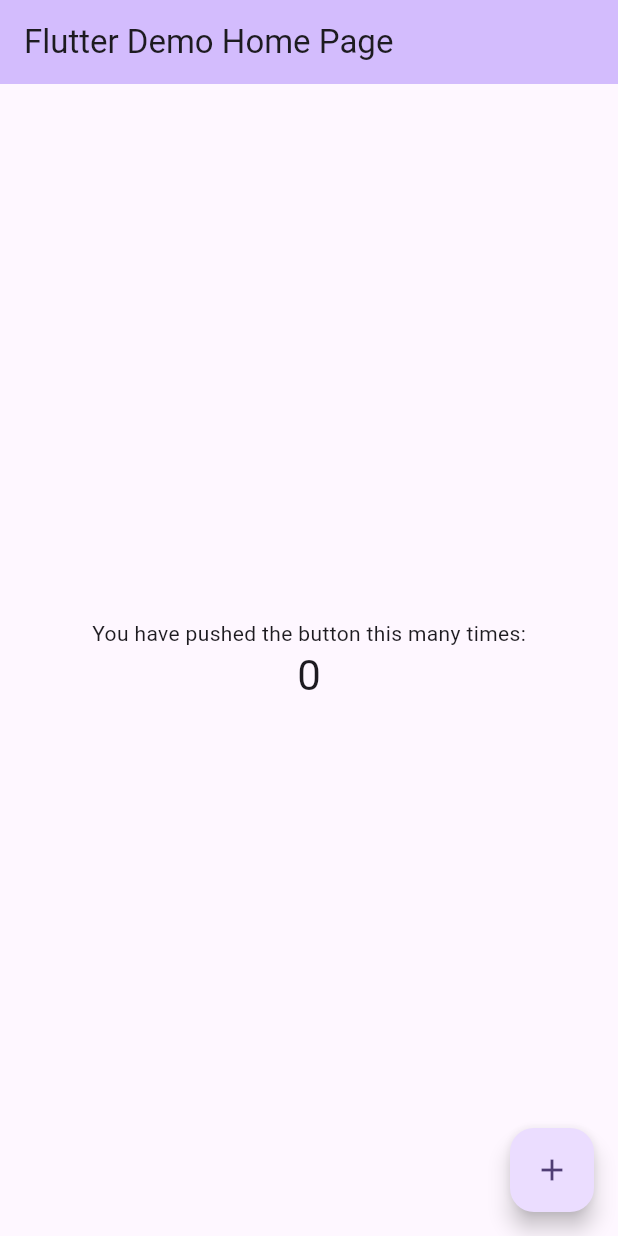
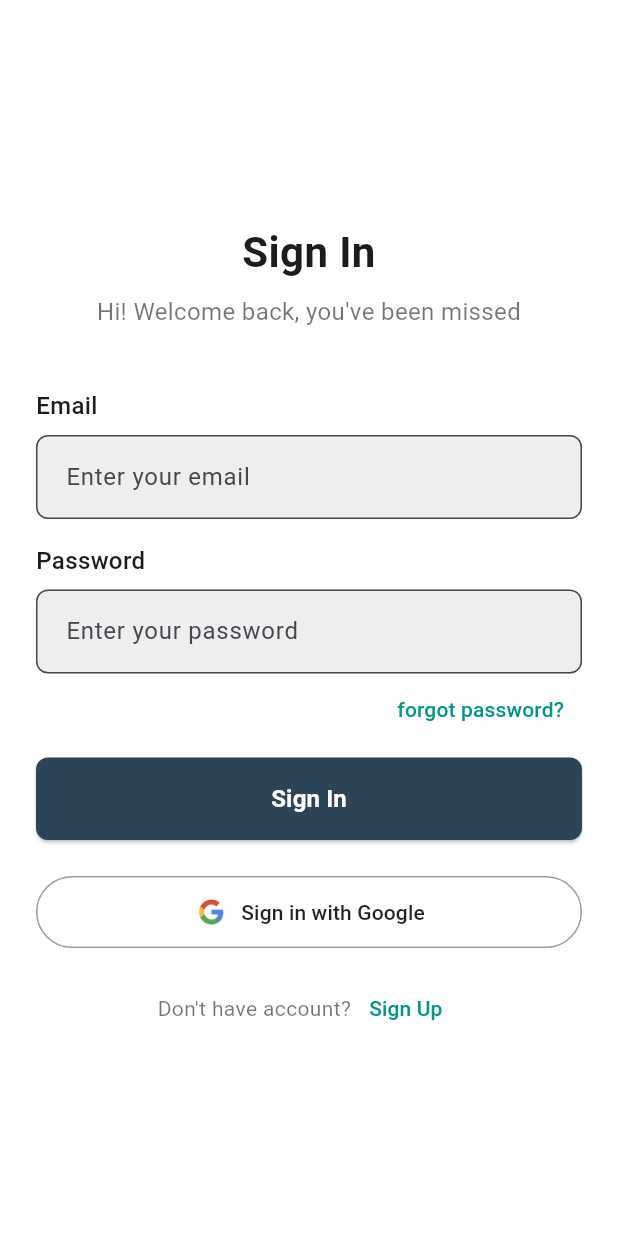
Before and after one commit to RianiDestianti/FrontEnd-BroadcastInformation, a Flutter app: the screen it shows after launch, on a phone screen of 412 x 824 dp. Run offline on Flutter 3.47's test engine with Material 3 defaults, Android fonts, the phone set to English and light mode, and no system bars.

Commit message:
adding the login layout

```diff
--- a/lib/main.dart
+++ b/lib/main.dart
@@ -1,122 +1,29 @@
 import 'package:flutter/material.dart';
+import 'screens/login.dart';
 
 void main() {
   runApp(const MyApp());
 }
 
 class MyApp extends StatelessWidget {
-  const MyApp({super.key});
+  const MyApp({Key? key}) : super(key: key);
 
-  // This widget is the root of your application.
   @override
   Widget build(BuildContext context) {
     return MaterialApp(
-      title: 'Flutter Demo',
+      debugShowCheckedModeBanner: false,
       theme: ThemeData(
-        // This is the theme of your application.
-        //
-        // TRY THIS: Try running your application with "flutter run". You'll see
-        // the application has a purple toolbar. Then, without quitting the app,
-        // try changing the seedColor in the colorScheme below to Colors.green
-        // and then invoke "hot reload" (save your changes or press the "hot
-        // reload" button in a Flutter-supported IDE, or press "r" if you used
-        // the command line to start the app).
-        //
-        // Notice that the counter didn't reset back to zero; the application
-        // state is not lost during the reload. To reset the state, use hot
-        // restart instead.
-        //
-        // This works for code too, not just values: Most code changes can be
-        // tested with just a hot reload.
-        colorScheme: ColorScheme.fromSeed(seedColor: Colors.deepPurple),
+        primarySwatch: Colors.blue,
+        inputDecorationTheme: InputDecorationTheme(
+          border: OutlineInputBorder(
+            borderRadius: BorderRadius.circular(8.0),
+            borderSide: BorderSide.none,
+          ),
+          filled: true,
+          fillColor: Colors.grey[200],
+        ),
       ),
-      home: const MyHomePage(title: 'Flutter Demo Home Page'),
+      home: const SignInPage(),
     );
   }
 }
-
-class MyHomePage extends StatefulWidget {
-  const MyHomePage({super.key, required this.title});
-
-  // This widget is the home page of your application. It is stateful, meaning
-  // that it has a State object (defined below) that contains fields that affect
-  // how it looks.
-
-  // This class is the configuration for the state. It holds the values (in this
-  // case the title) provided by the parent (in this case the App widget) and
-  // used by the build method of the State. Fields in a Widget subclass are
-  // always marked "final".
-
-  final String title;
-
-  @override
-  State<MyHomePage> createState() => _MyHomePageState();
-}
-
-class _MyHomePageState extends State<MyHomePage> {
-  int _counter = 0;
-
-  void _incrementCounter() {
-    setState(() {
-      // This call to setState tells the Flutter framework that something has
-      // changed in this State, which causes it to rerun the build method below
-      // so that the display can reflect the updated values. If we changed
-      // _counter without calling setState(), then the build method would not be
-      // called again, and so nothing would appear to happen.
-      _counter++;
-    });
-  }
-
-  @override
-  Widget build(BuildContext context) {
-    // This method is rerun every time setState is called, for instance as done
-    // by the _incrementCounter method above.
-    //
-    // The Flutter framework has been optimized to make rerunning build methods
-    // fast, so that you can just rebuild anything that needs updating rather
-    // than having to individually change instances of widgets.
-    return Scaffold(
-      appBar: AppBar(
-        // TRY THIS: Try changing the color here to a specific color (to
-        // Colors.amber, perhaps?) and trigger a hot reload to see the AppBar
-        // change color while the other colors stay the same.
-        backgroundColor: Theme.of(context).colorScheme.inversePrimary,
-        // Here we take the value from the MyHomePage object that was created by
-        // the App.build method, and use it to set our appbar title.
-        title: Text(widget.title),
-      ),
-      body: Center(
-        // Center is a layout widget. It takes a single child and positions it
-        // in the middle of the parent.
-        child: Column(
-          // Column is also a layout widget. It takes a list of children and
-          // arranges them vertically. By default, it sizes itself to fit its
-          // children horizontally, and tries to be as tall as its parent.
-          //
-          // Column has various properties to control how it sizes itself and
-          // how it positions its children. Here we use mainAxisAlignment to
-          // center the children vertically; the main axis here is the vertical
-          // axis because Columns are vertical (the cross axis would be
-          // horizontal).
-          //
-          // TRY THIS: Invoke "debug painting" (choose the "Toggle Debug Paint"
-          // action in the IDE, or press "p" in the console), to see the
-          // wireframe for each widget.
-          mainAxisAlignment: MainAxisAlignment.center,
-          children: <Widget>[
-            const Text('You have pushed the button this many times:'),
-            Text(
-              '$_counter',
-              style: Theme.of(context).textTheme.headlineMedium,
-            ),
-          ],
-        ),
-      ),
-      floatingActionButton: FloatingActionButton(
-        onPressed: _incrementCounter,
-        tooltip: 'Increment',
-        child: const Icon(Icons.add),
-      ), // This trailing comma makes auto-formatting nicer for build methods.
-    );
-  }
-}
--- /dev/null
+++ b/lib/screens/login.dart
@@ -0,0 +1,185 @@
+import 'package:flutter/material.dart';
+
+void main() {
+  runApp(const MyApp());
+}
+
+class MyApp extends StatelessWidget {
+  const MyApp({Key? key}) : super(key: key);
+
+  @override
+  Widget build(BuildContext context) {
+    return MaterialApp(
+      debugShowCheckedModeBanner: false,
+      theme: ThemeData(
+        primarySwatch: Colors.blue,
+        inputDecorationTheme: InputDecorationTheme(
+          border: OutlineInputBorder(
+            borderRadius: BorderRadius.circular(8.0),
+            borderSide: BorderSide.none,
+          ),
+          filled: true,
+          fillColor: Colors.grey[200],
+        ),
+      ),
+      home: const SignInPage(),
+    );
+  }
+}
+
+class SignInPage extends StatelessWidget {
+  const SignInPage({Key? key}) : super(key: key);
+
+  @override
+  Widget build(BuildContext context) {
+    return Scaffold(
+      backgroundColor: Colors.white,
+      body: SafeArea(
+        child: Padding(
+          padding: const EdgeInsets.symmetric(horizontal: 24.0),
+          child: Center(
+            child: SingleChildScrollView(
+              child: Column(
+                mainAxisAlignment: MainAxisAlignment.center,
+                crossAxisAlignment: CrossAxisAlignment.stretch,
+                children: [
+                  const SizedBox(height: 40),
+                  const Text(
+                    'Sign In',
+                    textAlign: TextAlign.center,
+                    style: TextStyle(fontSize: 28, fontWeight: FontWeight.bold),
+                  ),
+                  const SizedBox(height: 8),
+                  const Text(
+                    'Hi! Welcome back, you\'ve been missed',
+                    textAlign: TextAlign.center,
+                    style: TextStyle(fontSize: 16, color: Colors.black54),
+                  ),
+                  const SizedBox(height: 40),
+                  const Align(
+                    alignment: Alignment.centerLeft,
+                    child: Text(
+                      'Email',
+                      style: TextStyle(
+                        fontSize: 16,
+                        fontWeight: FontWeight.w500,
+                      ),
+                    ),
+                  ),
+                  const SizedBox(height: 8),
+                  TextField(
+                    decoration: InputDecoration(
+                      hintText: 'Enter your email',
+                      contentPadding: const EdgeInsets.symmetric(
+                        horizontal: 16,
+                        vertical: 16,
+                      ),
+                      border: OutlineInputBorder(
+                        borderRadius: BorderRadius.circular(8),
+                        borderSide: const BorderSide(color: Colors.grey),
+                      ),
+                    ),
+                  ),
+                  const SizedBox(height: 16),
+                  const Align(
+                    alignment: Alignment.centerLeft,
+                    child: Text(
+                      'Password',
+                      style: TextStyle(
+                        fontSize: 16,
+                        fontWeight: FontWeight.w500,
+                      ),
+                    ),
+                  ),
+                  const SizedBox(height: 8),
+                  TextField(
+                    obscureText: true,
+                    decoration: InputDecoration(
+                      hintText: 'Enter your password',
+                      contentPadding: const EdgeInsets.symmetric(
+                        horizontal: 16,
+                        vertical: 16,
+                      ),
+                      border: OutlineInputBorder(
+                        borderRadius: BorderRadius.circular(8),
+                        borderSide: const BorderSide(color: Colors.grey),
+                      ),
+                    ),
+                  ),
+                  Align(
+                    alignment: Alignment.centerRight,
+                    child: TextButton(
+                      onPressed: () {},
+                      child: const Text(
+                        'forgot password?',
+                        style: TextStyle(color: Colors.teal),
+                      ),
+                    ),
+                  ),
+                  const SizedBox(height: 8),
+                  ElevatedButton(
+                    onPressed: () {},
+                    style: ElevatedButton.styleFrom(
+                      backgroundColor: const Color(0xFF2D4356),
+                      padding: const EdgeInsets.symmetric(vertical: 16),
+                      shape: RoundedRectangleBorder(
+                        borderRadius: BorderRadius.circular(8),
+                      ),
+                    ),
+                    child: const Text(
+                      'Sign In',
+                      style: TextStyle(
+                        fontSize: 16,
+                        fontWeight: FontWeight.bold,
+                        color: Colors.white,
+                      ),
+                    ),
+                  ),
+                  const SizedBox(height: 24),
+                  OutlinedButton.icon(
+                    onPressed: () {},
+                    icon: Image.asset(
+                      'assets/google.jpg',
+                      height: 24,
+                      width: 24,
+                    ),
+
+                    label: const Text(
+                      'Sign in with Google',
+                      style: TextStyle(color: Colors.black87),
+                    ),
+                    style: OutlinedButton.styleFrom(
+                      padding: const EdgeInsets.symmetric(vertical: 12),
+                      side: const BorderSide(color: Colors.grey),
+                      shape: RoundedRectangleBorder(
+                        borderRadius: BorderRadius.circular(30),
+                      ),
+                    ),
+                  ),
+                  const SizedBox(height: 16),
+                  Row(
+                    mainAxisAlignment: MainAxisAlignment.center,
+                    children: [
+                      const Text(
+                        'Don\'t have account?',
+                        style: TextStyle(color: Colors.black54),
+                      ),
+                      TextButton(
+                        onPressed: () {},
+                        child: const Text(
+                          'Sign Up',
+                          style: TextStyle(color: Colors.teal),
+                        ),
+                      ),
+                    ],
+                  ),
+                  const SizedBox(height: 20),
+                ],
+              ),
+            ),
+          ),
+        ),
+      ),
+    );
+  }
+}
--- a/pubspec.yaml
+++ b/pubspec.yaml
@@ -58,8 +58,8 @@ flutter:
   uses-material-design: true
 
   # To add assets to your application, add an assets section, like this:
-  # assets:
-  #   - images/a_dot_burr.jpeg
+  assets:
+      - assets/google.jpg
   #   - images/a_dot_ham.jpeg
 
   # An image asset can refer to one or more resolution-specific "variants", see
```
Also changed, not shown: assets/google.jpg (added).
